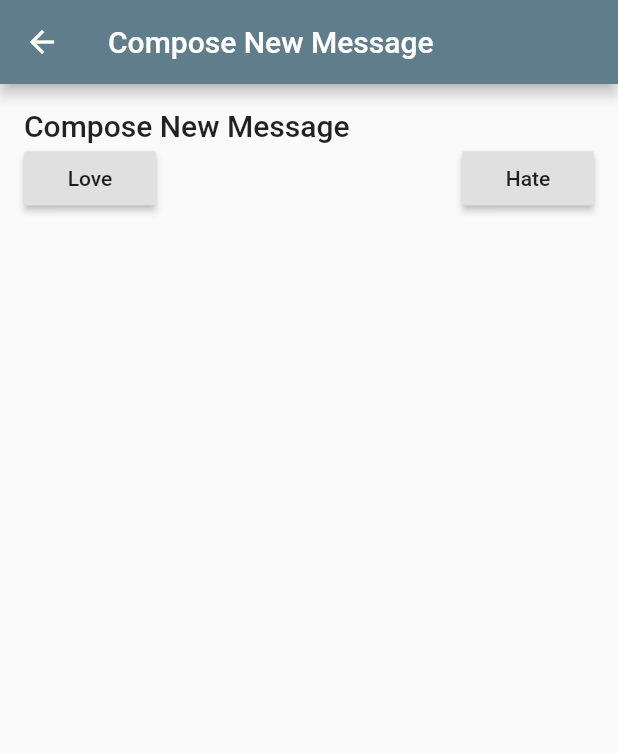
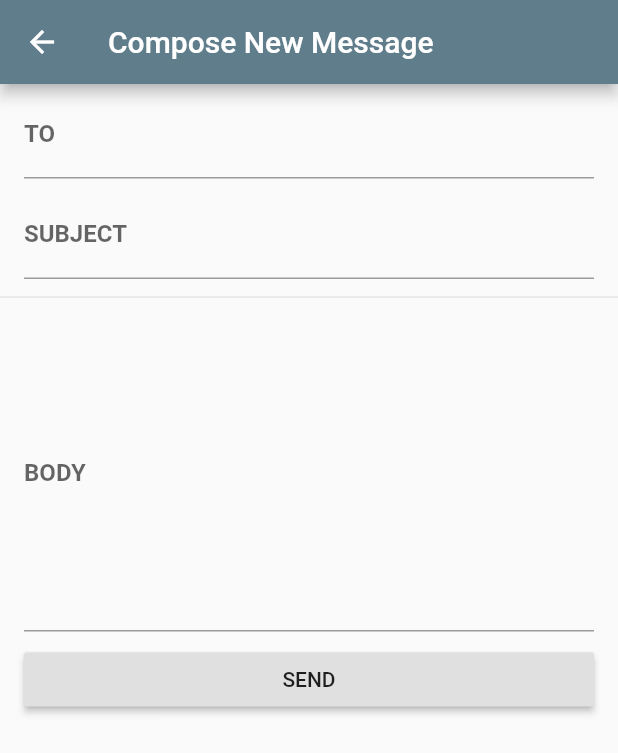
Before and after one commit to cerveau08/flutter_emailapp, a Flutter app: the screen it shows after launch, after a tap on the "add" icon, on a phone screen of 412 x 824 dp. Shown: the top 753 px of the screen. Run offline on Flutter 3.47's test engine with Material 2 defaults, Android fonts, the phone set to English and light mode, and no system bars; generated files the repository leaves out were written again; network calls fail.

```diff
--- a/lib/ComposeButton.dart
+++ b/lib/ComposeButton.dart
@@ -1,22 +1,30 @@
+import 'package:emailapp/Message.dart';
 import 'package:emailapp/MessageCompose.dart';
 import 'package:flutter/material.dart';
 
 class ComposeButton extends StatelessWidget {
+  final List<Message> messages;
+  ComposeButton(this.messages);
+
   @override
   Widget build(BuildContext context) {
     return FloatingActionButton(
           child: Icon(Icons.add),
           onPressed: () async {
-            String intention = await Navigator.push(
+            Message message = await Navigator.push(
               context,
               MaterialPageRoute(
-                builder: (BuildContext context) => MessageCompose()));
+                builder: (BuildContext context) => MessageCompose(),
+                ));
+            if (message != null) {
+              messages.add(message);
             Scaffold.of(context).showSnackBar(
               SnackBar(
-                content: Text("Your message has been sent with $intention"),
+                content: Text("Your message has been sent"),
                 backgroundColor: Colors.green,
                 ));
-          },
+            }
+          }
     );
   }
 }
--- a/lib/MessageCompose.dart
+++ b/lib/MessageCompose.dart
@@ -1,38 +1,72 @@
+import 'package:emailapp/Message.dart';
 import 'package:flutter/material.dart';
 
-class MessageCompose extends StatelessWidget {
+class MessageCompose extends StatefulWidget {
+  @override
+  _MessageComposeState createState() => _MessageComposeState();
+}
+
+class _MessageComposeState extends State<MessageCompose> {
+  String to = "";
+  String subject = "";
+  String body = "";
+
+  final key = GlobalKey<FormState>();
   @override
   Widget build(BuildContext context) {
     return Scaffold(
       appBar: AppBar(
         title: Text("Compose New Message"),
       ),
-      body: Container(
-        padding: EdgeInsets.all(16),
+      body: SingleChildScrollView(
+        child: Form(
+          key: key,
           child: Column(
-          crossAxisAlignment: CrossAxisAlignment.start,
             children: <Widget>[
-            Text("Compose New Message",
-              style: Theme.of(context).textTheme.title)
-,            Row(
-              mainAxisAlignment: MainAxisAlignment.spaceBetween,
-              children: <Widget>[
-                RaisedButton(
-                  child: Text("Love"),
+              ListTile(
+                title: TextFormField(
+                  onSaved: (value) => to = value,
+                  decoration: InputDecoration(
+                    labelText: 'TO',
+                    labelStyle: TextStyle(fontWeight: FontWeight.bold),
+                    ),
+                  ),
+              ),
+              ListTile(
+                title: TextFormField(
+                  onSaved: (value) => subject = value,
+                  decoration: InputDecoration(
+                    labelText: 'SUBJECT',
+                    labelStyle: TextStyle(fontWeight: FontWeight.bold),
+                  ),
+                ),
+              ),
+              Divider(),
+              ListTile(
+                title: TextFormField(
+                  onSaved: (value) => body = value,
+                  decoration: InputDecoration(
+                    labelText: 'BODY',
+                    labelStyle: TextStyle(fontWeight: FontWeight.bold),
+                  ),
+                  maxLines: 9,
+                ),
+              ),
+              ListTile(
+                title: RaisedButton(
+                  child: Text('SEND'),
                   onPressed: () {
-                    Navigator.pop(context, "Love");
+                    this.key.currentState.save();
+                    Message message = Message(subject, body);
+
+                    Navigator.pop(context, message);
                   },
                   ),
-                RaisedButton(
-                  child: Text("Hate"),
-                  onPressed: () {
-                    Navigator.pop(context, "Hate");
-                  }
               )
-            ],)
             ]
           ),
-      ),
+        )
+      )
     );
   }
 }
--- a/lib/MessageList.dart
+++ b/lib/MessageList.dart
@@ -15,12 +15,17 @@ class MessageList extends StatefulWidget {
   State<StatefulWidget> createState() => _MessageListState();
 }
 class _MessageListState extends State<MessageList> {
-  Future<List<Message>> messages;
-
+  Future<List<Message>> future;
+  List<Message> messages;
 
   void initState() {
     super.initState();
-    messages = Message.browse();
+    fetch();
+  }
+
+  void fetch() async {
+    future = Message.browse();
+    messages = await future;
   }
 
   Widget build(BuildContext context) {
@@ -28,16 +33,18 @@ class _MessageListState extends State<MessageList> {
       appBar: AppBar(
         title: Text(widget.title),
         actions: <Widget>[
-          IconButton(icon: Icon(Icons.refresh), onPressed: () {
-            var _messages = Message.browse();
-            setState(() {
-              messages = _messages;
+          IconButton(
+            icon: Icon(Icons.refresh),
+            onPressed: () async {
+              var _messages = await Message.browse();
+              setState(() {
+                messages = _messages;
             });
           })
         ],
         ),
         body: FutureBuilder(
-          future: messages ,
+          future: future,
           builder: (BuildContext context, AsyncSnapshot snapshot) {
             switch (snapshot.connectionState) {
               case ConnectionState.none:
@@ -78,7 +85,7 @@ class _MessageListState extends State<MessageList> {
             }
           },
         ),
-        floatingActionButton: ComposeButton()
+        floatingActionButton: ComposeButton(messages)
     );
   }
 
```
Lines whose indentation alone changed are shown as unchanged.
